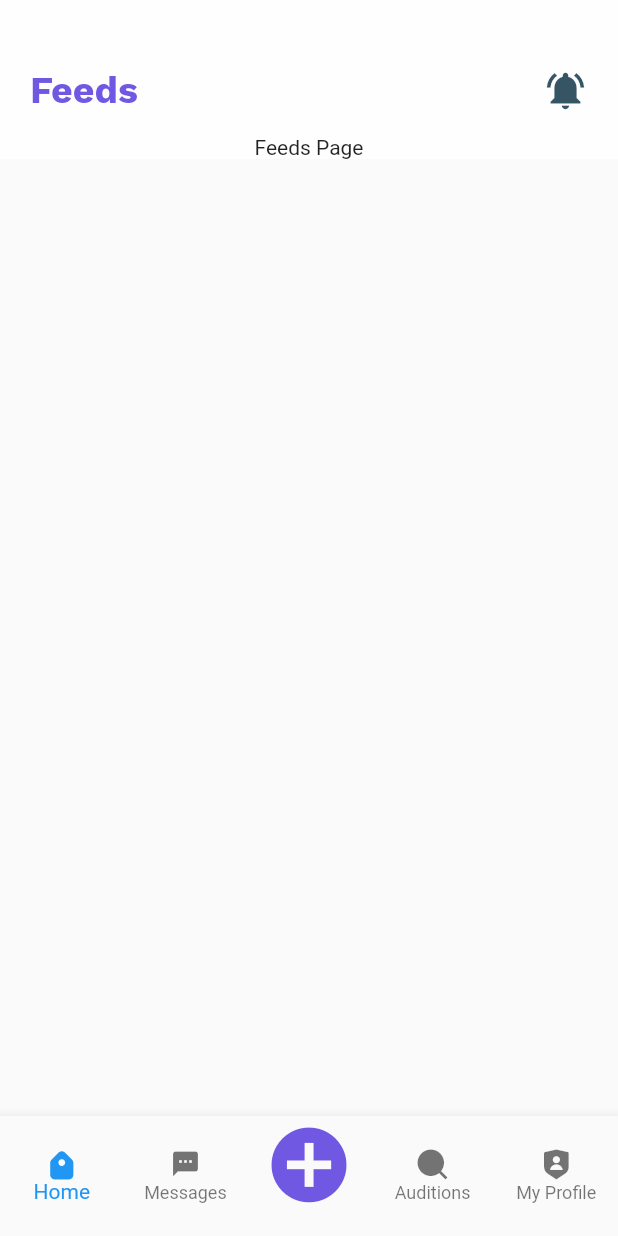
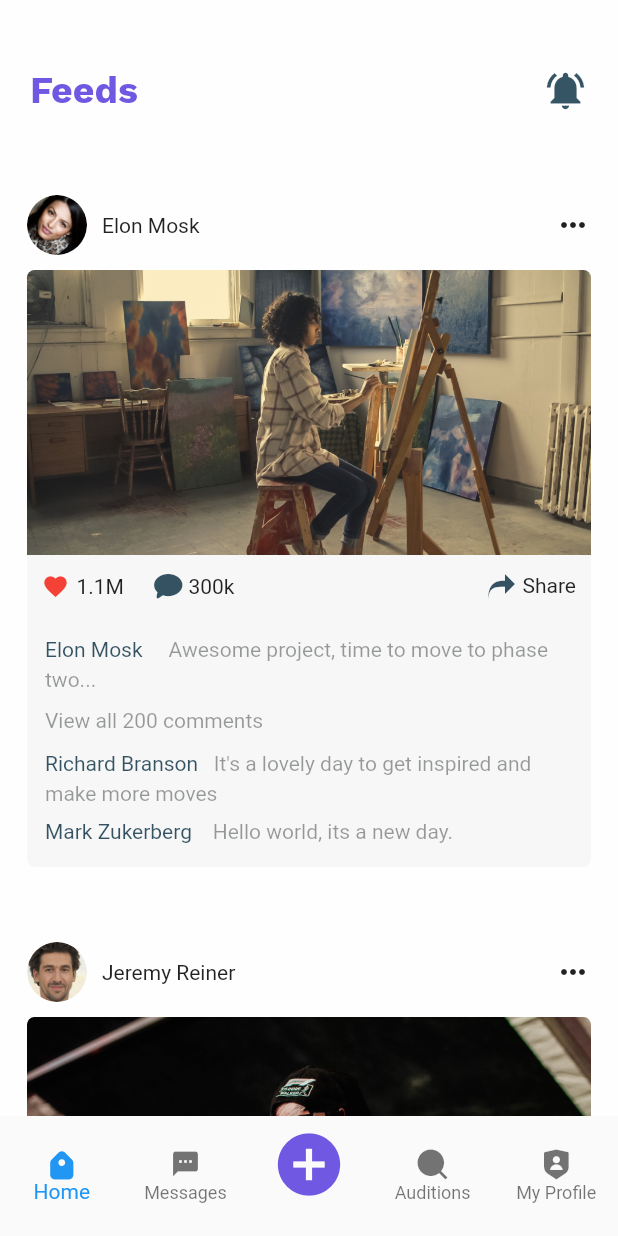
Before and after one commit to AndyWams/kmt_mobile_app, a Flutter app: the HomeFeeds screen opened directly, on a phone screen of 412 x 824 dp. Run offline on Flutter 3.47's test engine with Material 2 defaults, Android fonts, the phone set to English and light mode, and no system bars.

Commit message:
added feeds page content

```diff
--- a/lib/main.dart
+++ b/lib/main.dart
@@ -16,7 +16,7 @@ class MyApp extends StatelessWidget {
       theme: ThemeData(
         primaryColor: purple,
       ),
-      home: Onboading(),
+      home: Onboading()
     );
   }
 }
--- a/lib/screens/feeds.dart
+++ b/lib/screens/feeds.dart
@@ -1,6 +1,6 @@
 import 'package:flutter/material.dart';
 import 'package:kmt/widgets/feeds_header.dart';
-
+import 'package:kmt/widgets/feeds_helper_methods.dart';
 import '../styles.dart';
 
 class FeedsHome extends StatefulWidget {
@@ -20,9 +20,59 @@ class _FeedsHomeState extends State<FeedsHome> {
             child: Column(
                 children: <Widget>[
                   FeedsHeader('Feeds'),
-                   Text('Feeds Page')
+                  feedsPost('assets/images/img_5.png', 'Elon Mosk  ', 'assets/images/img_7.png', '   Awesome project, time to move to phase two...'),
+                  feedsPost('assets/images/img_8.png', 'Jeremy Reiner  ', 'assets/images/img_6.png', '  Wow, what a great time to be alive.')
                 ])),
     ),
     );
   }
+
+  Widget feedsPost(String profileimg, String usernamme,  String media, String postStatus) {
+    return Padding(
+      padding: const EdgeInsets.only(top: 20, left: 18.0, right: 18.0, bottom: 10.0),
+      child: Container(
+        margin: EdgeInsets.only(top: 20.0),
+        child: Column(
+          children: <Widget>[
+            Row(
+              mainAxisAlignment: MainAxisAlignment.spaceBetween,
+              children: [
+                userInfo(AssetImage(profileimg), usernamme),
+                moreOptions()
+              ]
+            ),
+            SizedBox(height: 10,),
+            Row(
+              children: <Widget>[
+                mediaPost(AssetImage(media), context),
+              ],
+            ),
+            Container(
+              decoration: BoxDecoration(
+                color: soft_grey,
+                borderRadius: BorderRadius.only(bottomLeft: Radius.circular(5), bottomRight: Radius.circular(5))
+              ),
+              child: Column(
+                children: <Widget>[
+                panel(),
+                 Column(
+                   children: <Widget>[
+                    statusPost(usernamme, postStatus),
+                    moreComments( '200' ),
+                    showTopComments(
+                      [
+                        dComment('Richard Branson ', '  It\'s a lovely day to get inspired and make more moves'),
+                        dComment('Mark Zukerberg  ', '  Hello world, its a new day.'),
+                      ]
+                    ),
+                   ],
+                 )
+                ],
+              ),
+            )
+          ],
+          ),
+        ),
+    );
+  }
 }
--- a/lib/screens/home.dart
+++ b/lib/screens/home.dart
@@ -6,7 +6,6 @@ import 'package:kmt/screens/message.dart';
 import 'package:kmt/screens/profile.dart';
 import 'package:kmt/widgets/custom_icons.dart/home_feeds_icon.dart';
 import 'package:kmt/widgets/custom_icons.dart/audition_icon.dart';
-import 'package:kmt/widgets/custom_icons.dart/plus_icon2.dart';
 import 'package:kmt/widgets/custom_icons.dart/profile_icon.dart';
 import '../styles.dart';
 
@@ -33,7 +32,17 @@ class _HomeFeedsState extends State<HomeFeeds> {
   Widget build(BuildContext context) {
     return Scaffold(
       body: _children[_currentIndex],
-      bottomNavigationBar:BottomNavigationBar(
+      bottomNavigationBar:Theme(
+        data: Theme.of(context).copyWith(
+        //  canvasColor: Colors.green,
+        // primaryColor: Colors.red,
+        textTheme: Theme
+            .of(context)
+            .textTheme
+            .copyWith(caption: new TextStyle(color: light_grey))),
+              child: BottomNavigationBar(
+          elevation: 0.0,
+          backgroundColor: Colors.transparent,
           type: BottomNavigationBarType.fixed,
           onTap: onTapBar,
           currentIndex: _currentIndex,
@@ -47,7 +56,7 @@ class _HomeFeedsState extends State<HomeFeeds> {
               title: Text("Messages", ),
             ),
             BottomNavigationBarItem(
-            icon:  Icon(PlusIcon2.plus_circle, color: active_feeds, size: 50,),
+              icon:  Icon(Icons.add_circle, color: active_feeds, size: 50,),
               title: Text(''),
             ),
               BottomNavigationBarItem(
@@ -61,6 +70,7 @@ class _HomeFeedsState extends State<HomeFeeds> {
 
           ]
 
+    ),
       )
     );
   }
--- a/lib/styles.dart
+++ b/lib/styles.dart
@@ -2,7 +2,7 @@ import 'package:flutter/material.dart';
 
 const purple = Color.fromRGBO(113, 88, 226, 1);
 const active_feeds = Color.fromRGBO(113, 88, 226, 1);
-const soft_grey = Color.fromRGBO(229, 229, 229, 1);
+const soft_grey = Color.fromRGBO(247, 247, 247, 1);
 const inactive_feeds = grey;
 const dark = Color.fromRGBO(2, 7, 10, 0.4);
 const purple50 = Color.fromRGBO(113, 88, 226, 0.28);
--- /dev/null
+++ b/lib/widgets/custom_icons.dart/comment_icon.dart
@@ -0,0 +1,29 @@
+/// Flutter icons MyFlutterApp
+/// Copyright (C) 2020 by original authors @ fluttericon.com, fontello.com
+/// This font was generated by FlutterIcon.com, which is derived from Fontello.
+///
+/// To use this font, place it in your fonts/ directory and include the
+/// following in your pubspec.yaml
+///
+/// flutter:
+///   fonts:
+///    - family:  MyFlutterApp
+///      fonts:
+///       - asset: fonts/MyFlutterApp.ttf
+///
+///
+/// * MFG Labs, Copyright (C) 2012 by Daniel Bruce
+///         Author:    MFG Labs
+///         License:   SIL (http://scripts.sil.org/OFL)
+///         Homepage:  http://www.mfglabs.com/
+///
+import 'package:flutter/widgets.dart';
+
+class CustomCommentIcon {
+  CustomCommentIcon._();
+
+  static const _kFontFam = 'CustomCommentIcon';
+  static const _kFontPkg = null;
+
+  static const IconData comment_icon = IconData(0xf4ac, fontFamily: _kFontFam, fontPackage: _kFontPkg);
+}
--- /dev/null
+++ b/lib/widgets/custom_icons.dart/share_icon.dart
@@ -0,0 +1,11 @@
+
+import 'package:flutter/widgets.dart';
+
+class CustomShareIcon {
+  CustomShareIcon._();
+
+  static const _kFontFam = 'CustomShareIcon';
+  static const _kFontPkg = null;
+
+  static const IconData share = IconData(0xe800, fontFamily: _kFontFam, fontPackage: _kFontPkg);
+}
--- /dev/null
+++ b/lib/widgets/feeds_helper_methods.dart
@@ -0,0 +1,146 @@
+import 'package:flutter/material.dart';
+import 'package:kmt/widgets/custom_icons.dart/comment_icon.dart';
+import '../styles.dart';
+import 'custom_icons.dart/share_icon.dart';
+
+  Widget userInfo(ImageProvider image, String name) {
+    return Row(
+        crossAxisAlignment: CrossAxisAlignment.center,
+        mainAxisAlignment: MainAxisAlignment.center,
+        children: [Container(
+            width: 40.0,
+            height: 40.0,
+            decoration: BoxDecoration(
+              shape: BoxShape.circle,
+              image: DecorationImage(
+                image: image,
+              ),
+          )),
+          SizedBox(width: 10.0,),
+          Text(name)
+          ]
+    );
+  }
+  Widget moreOptions() {
+    return GestureDetector(
+      onTap: (){},
+      child: Icon(Icons.more_horiz));
+  }
+  Widget mediaPost(ImageProvider media, context) {
+    return Expanded(
+      child: Container(
+        width: MediaQuery.of(context).size.width,
+        height: 190,
+        decoration: BoxDecoration(
+          borderRadius: BorderRadius.only(topLeft: Radius.circular(5), topRight: Radius.circular(5)),
+          image: DecorationImage(
+            fit: BoxFit.fitWidth,
+            image: media,
+          ),
+        )
+      ),
+   );
+  }
+  Widget panel() {
+    return Row(
+            crossAxisAlignment: CrossAxisAlignment.start,
+            mainAxisAlignment: MainAxisAlignment.center,
+            children: <Widget>[
+              Expanded(
+                child: Padding(
+                    padding: const EdgeInsets.symmetric(horizontal: 10, vertical: 12.0),
+                    child: Row(
+                      mainAxisAlignment: MainAxisAlignment.spaceBetween,
+                      crossAxisAlignment: CrossAxisAlignment.center,
+                      children: <Widget>[
+                        Row(
+                          crossAxisAlignment: CrossAxisAlignment.center,
+                          children: <Widget>[
+                            Icon(Icons.favorite, size: 18, color: Colors.red,),
+                            SizedBox(width: 5.0,),
+                            Text('1.1M'),
+                            SizedBox(width: 20.0,),
+                            Icon(CustomCommentIcon.comment_icon, size: 18, color: black,),
+                              SizedBox(width: 5.0,),
+                            Text('300k'),
+                          ],
+                        ),
+                        Row(
+                          crossAxisAlignment: CrossAxisAlignment.start,
+                          children: <Widget>[
+                            Icon(CustomShareIcon.share, size: 18, color: black,),
+                            SizedBox(width: 5.0,),
+                            Text('Share')
+                          ],
+                        ),
+                      ],
+                    ),
+                    ),
+              ),
+            ],
+          );
+  }
+  Widget statusPost(String author, String post) {
+    return Padding(
+            padding: const EdgeInsets.only(top: 10, left: 12.0, right: 12.0, bottom: 10.0),
+            child: Row(
+              crossAxisAlignment: CrossAxisAlignment.start,
+              children: <Widget>[
+                Expanded(
+                     child: Container(
+                    child:
+                    Text.rich(
+                        TextSpan(text: author, style: TextStyle(color: black),// default text style
+                          children:[TextSpan(text: post,style: TextStyle(color: dark,height: 1.4),),],
+                        ),
+                  )),
+                ),
+              ],
+            ),
+    );
+  }
+  Widget moreComments(String totalComment) {
+    return GestureDetector(
+          onTap: (){},
+          child: Padding(
+              padding: const EdgeInsets.only(left: 12.0, right: 12.0),
+              child: Row(
+                children: <Widget>[
+                  Expanded(child: Text('View all $totalComment comments',  style: TextStyle(color: dark))),
+                ],
+              ),
+            ),
+    );
+  }
+  Widget showTopComments(List<Widget> eachitem) {
+    List<Widget> commentList = new List<Widget>();
+    for(var i = 0; i < eachitem.length; i++){
+        commentList.add(eachitem[i]);
+    }
+    return Padding(
+      padding: const EdgeInsets.symmetric(vertical: 10.0, horizontal: 12.0),
+      child: Container(
+        child: Row(
+          crossAxisAlignment: CrossAxisAlignment.start,
+          children: <Widget>[
+            Expanded(
+                child: new Column(
+                mainAxisAlignment: MainAxisAlignment.start,
+                crossAxisAlignment: CrossAxisAlignment.start,
+                children: commentList),
+            ),
+          ],
+        ),
+      ),
+    );
+  }
+  Widget dComment(String commentauthor, String comment) {
+    return Padding(
+      padding: const EdgeInsets.only(bottom: 5.0),
+      child: Container(
+             child: Text.rich(TextSpan(text: commentauthor, style: TextStyle(color: black),
+                      children:[TextSpan(text: comment,style: TextStyle(color: dark, height: 1.4),),],
+                    ),
+      )),
+    );
+  }
```
Also changed, not shown: pubspec.yaml (+7 -0 lines), assets/images/img_5.png (added), assets/images/img_6.png (added), assets/images/img_7.png (added), assets/images/img_8.png (added), fonts/comment_icon.ttf (added), fonts/share_icon.ttf (added). Lines whose indentation alone changed are shown as unchanged.
